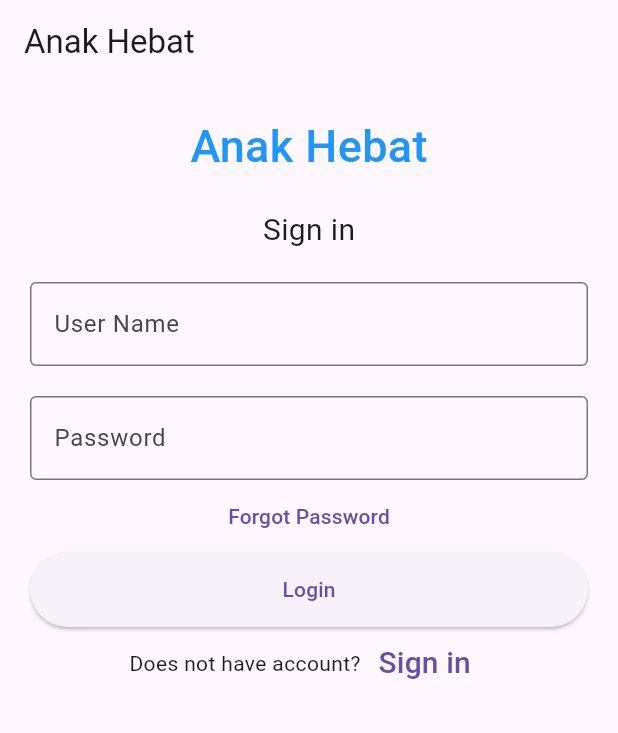
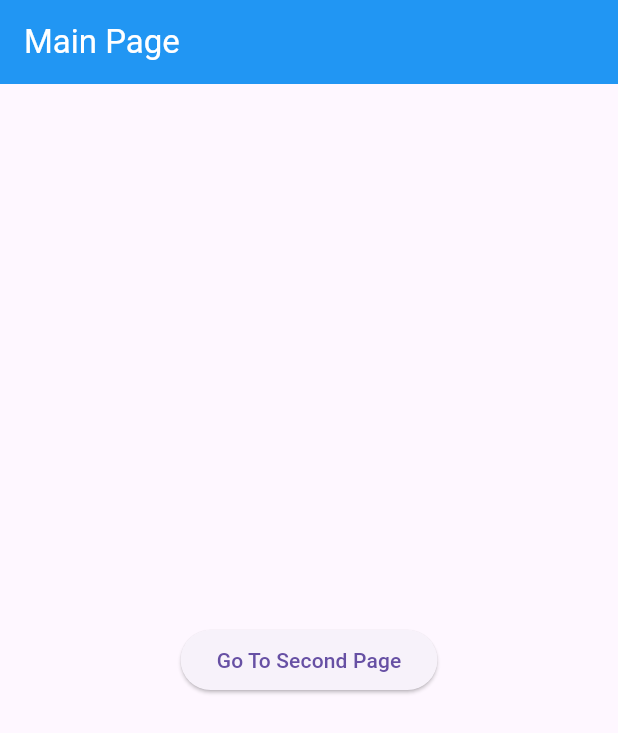
Before and after one commit to wiratzy/proyek-mobile, a Flutter app: the screen it shows after launch, after a tap on "Login", on a phone screen of 412 x 824 dp. Shown: the top 733 px of the screen. Run offline on Flutter 3.47's test engine with Material 3 defaults, Android fonts, the phone set to English and light mode, and no system bars.

Commit message:
addding multiple pages

```diff
--- /dev/null
+++ b/lib/login_page.dart
@@ -0,0 +1,112 @@
+import 'package:proyek_mobile/main_page.dart';
+import 'package:flutter/material.dart';
+
+class LoginPage extends StatelessWidget {
+  const LoginPage({super.key});
+
+  @override
+  Widget build(BuildContext context) {
+    return MaterialApp(
+        home: Scaffold(
+      appBar: AppBar(
+        // ignore: prefer_const_constructors
+        title: Text(
+          "Anak Hebat",
+
+          style: TextStyle(color: Colors.blue),
+
+
+        ),
+      ),
+      body: const MyStatefulWidget(),
+    ));
+  }
+}
+
+class MyStatefulWidget extends StatefulWidget {
+  const MyStatefulWidget({Key? key}) : super(key: key);
+
+  @override
+  State<MyStatefulWidget> createState() => _MyStatefulWidgetState();
+}
+
+class _MyStatefulWidgetState extends State<MyStatefulWidget> {
+  TextEditingController nameController = TextEditingController();
+  TextEditingController passwordController = TextEditingController();
+
+  @override
+  Widget build(BuildContext context) {
+    return Padding(
+        padding: const EdgeInsets.all(10),
+        child: ListView(
+          children: <Widget>[
+            Container(
+                alignment: Alignment.center,
+                padding: const EdgeInsets.all(10),
+                child: Image.asset("image/s"),),
+            Container(
+                alignment: Alignment.center,
+                padding: const EdgeInsets.all(10),
+                child: const Text(
+                  'Sign in',
+                  style: TextStyle(fontSize: 20),
+                )),
+            Container(
+              padding: const EdgeInsets.all(10),
+              child: TextField(
+                controller: nameController,
+                decoration: const InputDecoration(
+                  border: OutlineInputBorder(),
+                  labelText: 'User Name',
+                ),
+              ),
+            ),
+            Container(
+              padding: const EdgeInsets.fromLTRB(10, 10, 10, 0),
+              child: TextField(
+                obscureText: true,
+                controller: passwordController,
+                decoration: const InputDecoration(
+                  border: OutlineInputBorder(),
+                  labelText: 'Password',
+                ),
+              ),
+            ),
+            TextButton(
+              onPressed: () {
+                //forgot password screen
+              },
+              child: const Text(
+                'Forgot Password',
+              ),
+            ),
+            Container(
+                height: 50,
+                padding: const EdgeInsets.fromLTRB(10, 0, 10, 0),
+                child: ElevatedButton(
+                  child: const Text('Login'),
+                  onPressed: () {
+                    Navigator.pushReplacement(context, MaterialPageRoute(builder: (context){
+                    return MainPage();
+                    }));
+                  },
+                )),
+            Row(
+              children: <Widget>[
+                const Text('Does not have account?'),
+                TextButton(
+                  child: const Text(
+                    'Sign in',
+                    style: TextStyle(fontSize: 20),
+                  ),
+                  onPressed: () {
+                    //signup screen
+                  },
+                )
+              ],
+              mainAxisAlignment: MainAxisAlignment.center,
+            ),
+          ],
+        ));
+  }
+}
--- a/lib/main.dart
+++ b/lib/main.dart
@@ -1,4 +1,5 @@
 import 'package:flutter/material.dart';
+import 'package:proyek_mobile/login_page.dart';
 
 void main() {
   runApp(const MyApp());
@@ -10,104 +11,7 @@
   @override
   Widget build(BuildContext context) {
     return MaterialApp(
-        home: Scaffold(
-            appBar: AppBar(
-              // ignore: prefer_const_constructors
-              title: Text("Anak Hebat"),
-            ),
-            body: const MyStatefulWidget(),
-        ));
+      home: LoginPage(),
+    );
   }
 }
-
-  class MyStatefulWidget extends StatefulWidget {
-  const MyStatefulWidget({Key? key}) : super(key: key);
-
-  @override
-  State<MyStatefulWidget> createState() => _MyStatefulWidgetState();
-}
-
-class _MyStatefulWidgetState extends State<MyStatefulWidget> {
-  TextEditingController nameController = TextEditingController();
-  TextEditingController passwordController = TextEditingController();
-
-  @override
-  Widget build(BuildContext context) {
-    return Padding(
-        padding: const EdgeInsets.all(10),
-        child: ListView(
-          children: <Widget>[
-            Container(
-                alignment: Alignment.center,
-                padding: const EdgeInsets.all(10),
-                child: const Text(
-                  'Anak Hebat',
-                  style: TextStyle(
-                      color: Colors.blue,
-                      fontWeight: FontWeight.w500,
-                      fontSize: 30),
-                )),
-            Container(
-                alignment: Alignment.center,
-                padding: const EdgeInsets.all(10),
-                child: const Text(
-                  'Sign in',
-                  style: TextStyle(fontSize: 20),
-                )),
-            Container(
-              padding: const EdgeInsets.all(10),
-              child: TextField(
-                controller: nameController,
-                decoration: const InputDecoration(
-                  border: OutlineInputBorder(),
-                  labelText: 'User Name',
-                ),
-              ),
-            ),
-            Container(
-              padding: const EdgeInsets.fromLTRB(10, 10, 10, 0),
-              child: TextField(
-                obscureText: true,
-                controller: passwordController,
-                decoration: const InputDecoration(
-                  border: OutlineInputBorder(),
-                  labelText: 'Password',
-                ),
-              ),
-            ),
-            TextButton(
-              onPressed: () {
-                //forgot password screen
-              },
-              child: const Text('Forgot Password',),
-            ),
-            Container(
-                height: 50,
-                padding: const EdgeInsets.fromLTRB(10, 0, 10, 0),
-                child: ElevatedButton(
-                  child: const Text('Login'),
-                  onPressed: () {
-                    print(nameController.text);
-                    print(passwordController.text);
-                  },
-                )
-            ),
-            Row(
-              children: <Widget>[
-                const Text('Does not have account?'),
-                TextButton(
-                  child: const Text(
-                    'Sign in',
-                    style: TextStyle(fontSize: 20),
-                  ),
-                  onPressed: () {
-                    //signup screen
-                  },
-                )
-              ],
-              mainAxisAlignment: MainAxisAlignment.center,
-            ),
-          ],
-        ));
-  }
-}
--- /dev/null
+++ b/lib/main_page.dart
@@ -0,0 +1,29 @@
+import 'package:proyek_mobile/second_page.dart';
+import 'package:flutter/material.dart';
+
+class MainPage extends StatelessWidget {
+  const MainPage({super.key});
+
+  @override
+  Widget build(BuildContext context) {
+    return Scaffold(
+      appBar: AppBar(
+        title: Text(
+          'Main Page',
+          style: TextStyle(color: Colors.white),
+        ),
+        backgroundColor: Colors.blue,
+      ),
+      body: Center(
+        child: ElevatedButton(
+          child: Text('Go To Second Page'),
+          onPressed: () {
+            Navigator.push(context, MaterialPageRoute(builder: (context) {
+              return SecondPage();
+            }));
+          },
+        ),
+      ),
+    );
+  }
+}
--- /dev/null
+++ b/lib/second_page.dart
@@ -0,0 +1,26 @@
+import 'package:flutter/material.dart';
+
+class SecondPage extends StatelessWidget {
+  const SecondPage({super.key});
+
+  @override
+  Widget build(BuildContext context) {
+    return Scaffold(
+      appBar: AppBar(
+        title: Text(
+          'Second Page',
+          style: TextStyle(color: Colors.white),
+        ),
+        backgroundColor: Colors.blue,
+      ),
+      body: Center(
+        child: ElevatedButton(
+          child: Text('Back'),
+          onPressed: () {
+            Navigator.pop(context);
+          },
+        ),
+      ),
+    );
+  }
+}
```
